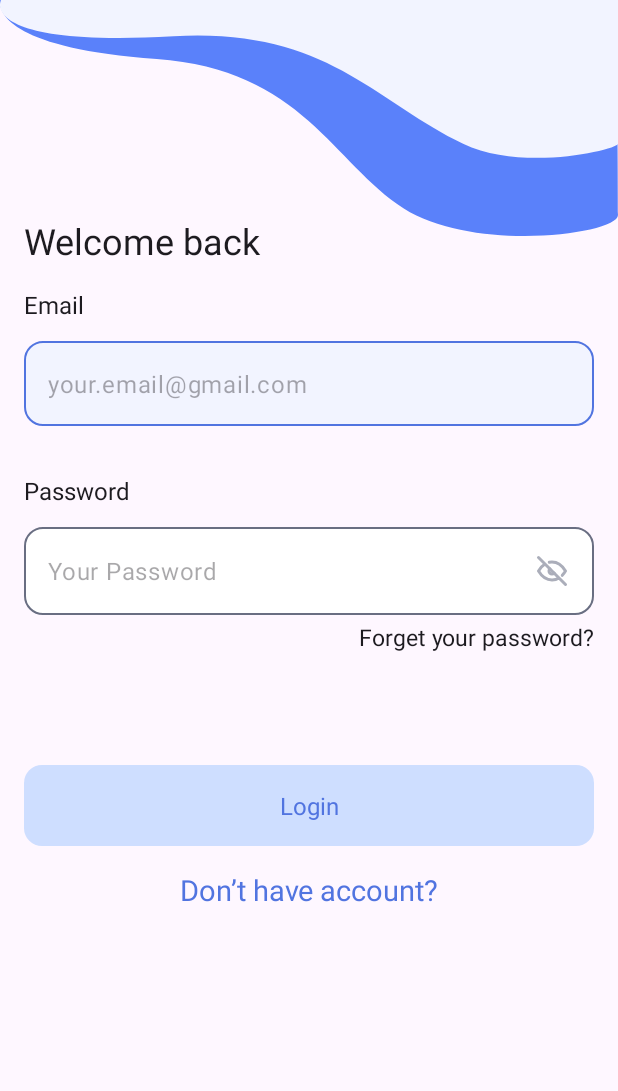
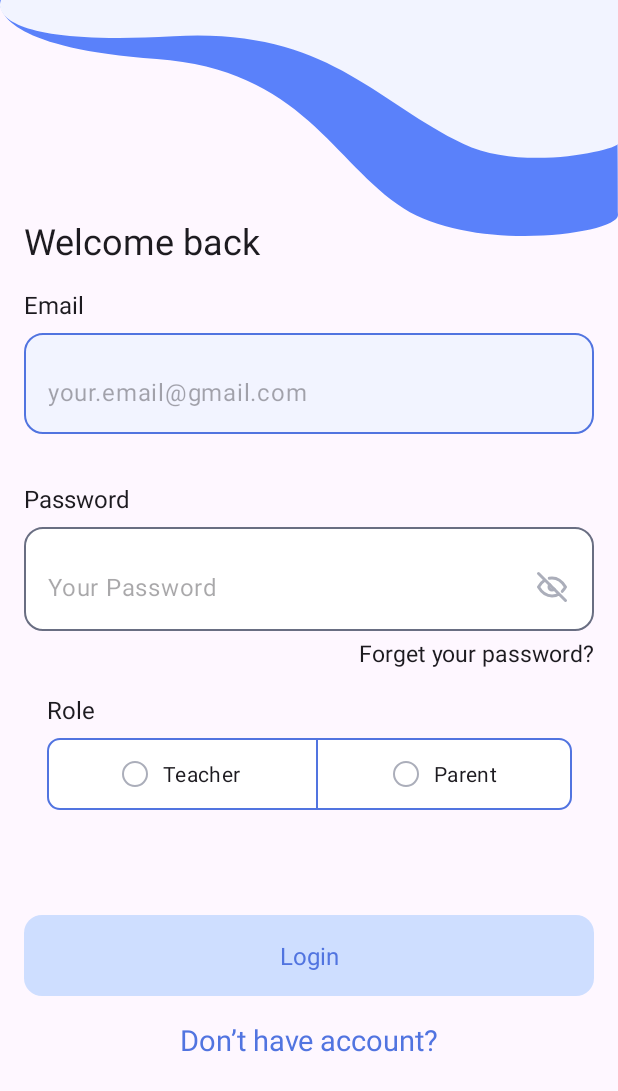
Before and after one commit to HADEER-ESS/school_management, an Android app: the screen it shows after launch (AuthActivity), on a phone screen of 412 x 824 dp. Shown: the top 1091 px of the screen. Run offline under Robolectric (Android 15) with nearby library versions, the phone set to English and light mode, and no system bars; our stand-ins replace Dagger/Hilt's generated code.

Commit message:
$ finish the style component for login screen

```diff
--- /dev/null
+++ b/app/src/main/res/drawable/edit_text_error.xml
@@ -0,0 +1,9 @@
+<?xml version="1.0" encoding="utf-8"?>
+<shape
+    xmlns:android="http://schemas.android.com/apk/res/android"
+    android:shape="rectangle"
+    >
+    <corners android:radius="12dp"/>
+    <solid android:color="@color/error_fad_color" />
+    <stroke android:color="@color/error_color" android:width="1dp"/>
+</shape>
--- /dev/null
+++ b/app/src/main/res/drawable/radio_container_ly.xml
@@ -0,0 +1,9 @@
+<?xml version="1.0" encoding="utf-8"?>
+<shape
+    xmlns:android="http://schemas.android.com/apk/res/android"
+    android:shape="rectangle"
+    >
+    <stroke android:color="@color/dark_blue" android:width="1dp"/>
+    <corners android:radius="8dp"/>
+    <solid android:color="@color/white"/>
+</shape>
--- /dev/null
+++ b/app/src/main/res/drawable/radio_view_action_selectors.xml
@@ -0,0 +1,5 @@
+<?xml version="1.0" encoding="utf-8"?>
+<selector xmlns:android="http://schemas.android.com/apk/res/android">
+    <item android:drawable="@drawable/radio_view_active" android:state_checked="true"/>
+    <item android:drawable="@drawable/radio_view_inactive"/>
+</selector>
--- /dev/null
+++ b/app/src/main/res/drawable/radio_view_active.xml
@@ -0,0 +1,8 @@
+<?xml version="1.0" encoding="utf-8"?>
+<shape
+    xmlns:android="http://schemas.android.com/apk/res/android"
+    android:shape="oval"
+    >
+    <solid android:color="@color/dark_blue"/>
+    <size android:height="17dp" android:width="17dp"/>
+</shape>
--- /dev/null
+++ b/app/src/main/res/drawable/radio_view_inactive.xml
@@ -0,0 +1,9 @@
+<?xml version="1.0" encoding="utf-8"?>
+<shape
+    xmlns:android="http://schemas.android.com/apk/res/android"
+    android:shape="oval"
+    >
+    <solid android:color="@color/white"/>
+    <stroke android:color="@color/light_gray" android:width="1dp"/>
+    <size android:height="17dp" android:width="17dp"/>
+</shape>
--- a/app/src/main/res/layout/fragment_login.xml
+++ b/app/src/main/res/layout/fragment_login.xml
@@ -4,7 +4,7 @@
     android:layout_width="match_parent"
     android:layout_height="match_parent"
     xmlns:app="http://schemas.android.com/apk/res-auto"
-    tools:context=".ui.auth.LoginFragment">
+    tools:context=".ui.auth.login.LoginFragment">
 
     <TextView
         android:id="@+id/welcome_text_tv"
@@ -45,12 +45,22 @@
         style="@style/darkBlue_15_regular"
         />
     <include
+        android:id="@+id/radio_selection_role_include"
+        android:layout_width="wrap_content"
+        android:layout_height="wrap_content"
+        app:layout_constraintTop_toBottomOf="@id/forget_password_tv"
+        app:layout_constraintStart_toStartOf="parent"
+        app:layout_constraintEnd_toEndOf="parent"
+        android:layout_marginTop="16dp"
+        layout="@layout/radio_selection_comp"
+        />
+    <include
         android:id="@+id/login_action_btn_include"
         android:layout_width="match_parent"
         android:layout_height="wrap_content"
         android:layout_marginHorizontal="16dp"
-        android:layout_marginTop="100dp"
-        app:layout_constraintTop_toBottomOf="@id/user_password_text_field_include"
+        android:layout_marginTop="70dp"
+        app:layout_constraintTop_toBottomOf="@id/radio_selection_role_include"
         layout="@layout/main_btn"
         />
     <TextView
@@ -64,4 +74,16 @@
         android:text="@string/don_t_have_account_txt"
         />
 
+    <ProgressBar
+        android:id="@+id/progress_bar_ly"
+        android:layout_width="60dp"
+        android:layout_height="60dp"
+        app:layout_constraintTop_toTopOf="parent"
+        app:layout_constraintBottom_toBottomOf="parent"
+        app:layout_constraintStart_toStartOf="parent"
+        app:layout_constraintEnd_toEndOf="parent"
+        android:indeterminateTint="@color/dark_blue"
+        style="?android:attr/progressBarStyleLarge"
+        android:visibility="gone"
+        />
 </androidx.constraintlayout.widget.ConstraintLayout>
--- /dev/null
+++ b/app/src/main/res/layout/radio_selection_comp.xml
@@ -0,0 +1,54 @@
+<?xml version="1.0" encoding="utf-8"?>
+<androidx.constraintlayout.widget.ConstraintLayout
+    xmlns:android="http://schemas.android.com/apk/res/android"
+    android:layout_width="match_parent"
+    android:layout_height="match_parent"
+    xmlns:app="http://schemas.android.com/apk/res-auto">
+    <TextView
+        android:id="@+id/switcher_item_title"
+        android:layout_width="match_parent"
+        android:layout_height="wrap_content"
+        android:text="@string/role"
+        app:layout_constraintTop_toTopOf="parent"
+        android:layout_marginHorizontal="16dp"
+        style="@style/black_16_bold"
+        />
+    <RadioGroup
+        android:id="@+id/radio_container_group"
+        android:layout_width="match_parent"
+        android:layout_height="wrap_content"
+        android:orientation="horizontal"
+        android:paddingHorizontal="50dp"
+        android:layout_marginTop="8dp"
+        android:layout_marginHorizontal="16dp"
+        app:layout_constraintTop_toBottomOf="@id/switcher_item_title"
+        android:background="@drawable/radio_container_ly"
+        >
+        <androidx.appcompat.widget.AppCompatRadioButton
+            android:id="@+id/radio_first_option"
+            android:layout_width="wrap_content"
+            android:layout_height="wrap_content"
+            android:text="@string/teacher"
+            android:paddingEnd="50dp"
+            android:button="@null"
+            android:drawableStart="@drawable/radio_view_action_selectors"
+            android:drawablePadding="10dp"
+            />
+        <View
+            android:layout_width="1dp"
+            android:layout_height="match_parent"
+            android:background="@color/dark_blue"
+            />
+        <androidx.appcompat.widget.AppCompatRadioButton
+            android:id="@+id/radio_second_option"
+            android:layout_width="wrap_content"
+            android:layout_height="wrap_content"
+            android:text="@string/parent_selection"
+            android:layout_marginStart="50dp"
+            android:button="@null"
+            android:drawableStart="@drawable/radio_view_action_selectors"
+            android:drawablePadding="10dp"
+            />
+    </RadioGroup>
+
+</androidx.constraintlayout.widget.ConstraintLayout>
--- a/app/src/main/res/layout/secure_text_field_input_component.xml
+++ b/app/src/main/res/layout/secure_text_field_input_component.xml
@@ -23,13 +23,17 @@
         android:layout_width="match_parent"
         android:layout_height="wrap_content"
         app:layout_constraintTop_toBottomOf="@id/text_field_title_tv"
+        android:background="@drawable/edit_text_action"
+        android:imeOptions="actionDone"
+        app:boxStrokeColor="@color/transparent"
+        app:boxBackgroundMode="none"
         android:layout_marginTop="8dp"
         >
         <com.google.android.material.textfield.TextInputEditText
             android:id="@+id/secure_text_field_input_data_edt"
             android:layout_width="match_parent"
             android:layout_height="match_parent"
-            android:background="@drawable/edit_text_action"
+            android:background="@color/transparent"
             tools:hint="Your Password"
             android:paddingHorizontal="16dp"
             android:inputType="textPassword"
--- a/app/src/main/res/layout/text_field_input_component.xml
+++ b/app/src/main/res/layout/text_field_input_component.xml
@@ -21,7 +21,11 @@
         android:id="@+id/text_field_input_ly"
         android:layout_width="match_parent"
         android:layout_height="wrap_content"
+        android:padding="0dp"
         app:layout_constraintTop_toBottomOf="@id/text_field_title_tv"
+        android:background="@drawable/edit_text_action"
+        app:boxBackgroundMode="none"
+        app:boxStrokeColor="@color/transparent"
         android:layout_marginTop="8dp"
         >
         <com.google.android.material.textfield.TextInputEditText
@@ -29,7 +33,8 @@
             android:layout_width="match_parent"
             android:layout_height="match_parent"
             android:inputType="textEmailAddress"
-            android:background="@drawable/edit_text_action"
+            android:background="@color/transparent"
+            android:imeOptions="actionDone"
             tools:hint="your.email@gmail.com"
             android:paddingHorizontal="16dp"
             />
--- a/app/src/main/res/values/colors.xml
+++ b/app/src/main/res/values/colors.xml
@@ -4,6 +4,9 @@
     <color name="light_gray">#ABAEBA</color>
     <color name="dark_gray">#696E82</color>
     <color name="dark_blue">#5174E0</color>
+    <color name="error_color">#FF0C15</color>
+    <color name="error_fad_color">#05FF0C15</color>
+    <color name="transparent">#00000000</color>
     <color name="light_blue">#CEDEFF</color>
     <color name="white">#FFFFFFFF</color>
     <color name="active_input_bg">#F2F4FF</color>
--- a/app/src/main/res/values/strings.xml
+++ b/app/src/main/res/values/strings.xml
@@ -11,4 +11,7 @@
     <string name="login_btn_txt">Login</string>
     <string name="or_txt">Or</string>
     <string name="don_t_have_account_txt">Don’t have account?</string>
+    <string name="role">Role</string>
+    <string name="teacher">Teacher</string>
+    <string name="parent_selection">Parent</string>
 </resources>
```
Also changed, not shown: 1 other file.
